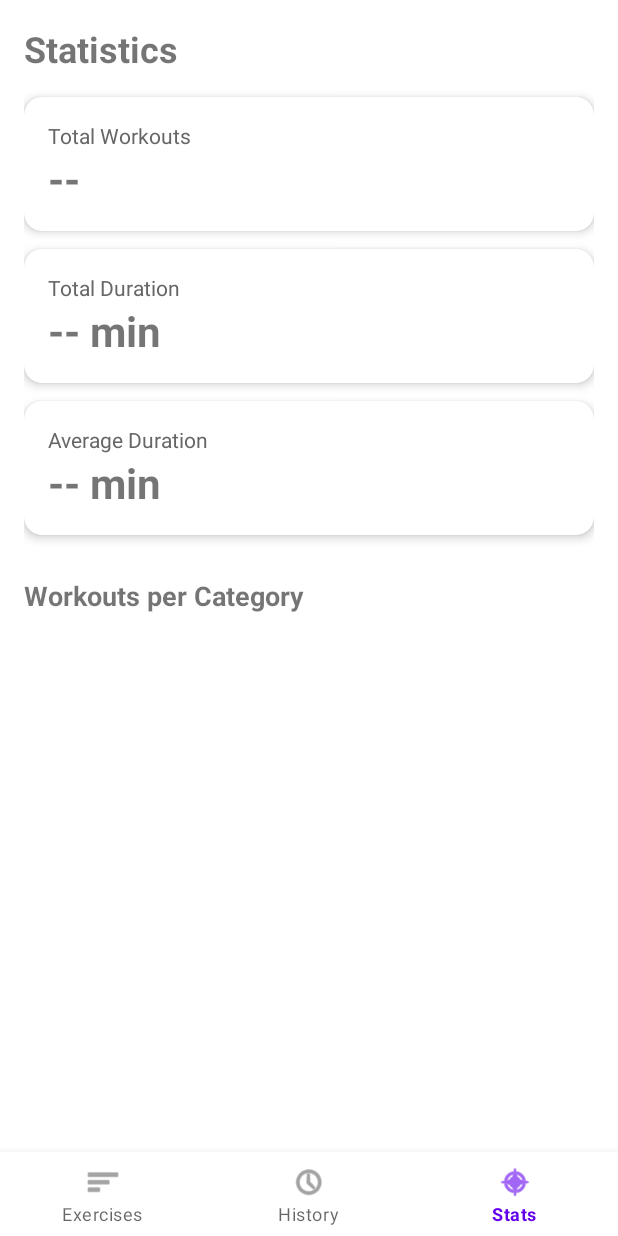
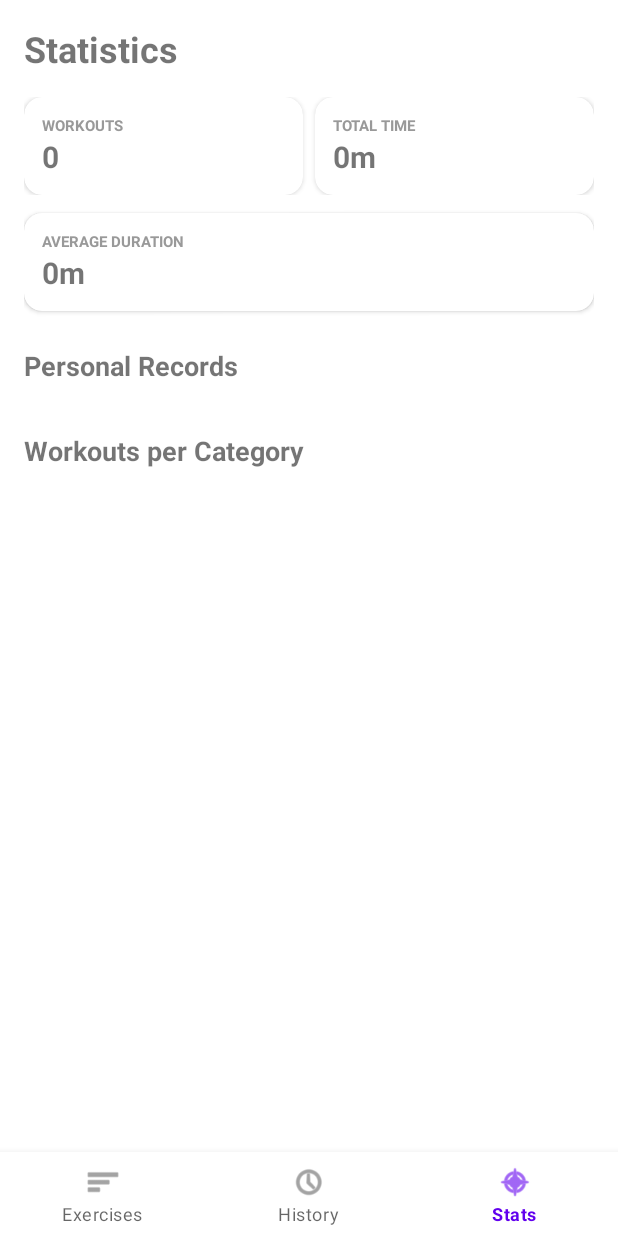
Before and after one commit to VaishuReddy07/2025f-challenge-week, an Android app: the screen it shows after launch (MainActivity), item 3 of the bottom bar chosen, on a phone screen of 412 x 824 dp. Run offline under Robolectric (Android 15) with nearby library versions, the light colour scheme and no system bars.

Commit message:
feat: add Personal Records section in stats screen (FTRC-S039)

```diff
--- a/android/app/src/main/res/layout/fragment_stats.xml
+++ b/android/app/src/main/res/layout/fragment_stats.xml
@@ -2,13 +2,13 @@
 <ScrollView xmlns:android="http://schemas.android.com/apk/res/android"
     xmlns:app="http://schemas.android.com/apk/res-auto"
     android:layout_width="match_parent"
-    android:layout_height="match_parent"
-    android:padding="16dp">
+    android:layout_height="match_parent">
 
     <LinearLayout
         android:layout_width="match_parent"
         android:layout_height="wrap_content"
-        android:orientation="vertical">
+        android:orientation="vertical"
+        android:padding="16dp">
 
         <TextView
             android:layout_width="wrap_content"
@@ -18,94 +18,122 @@
             android:textStyle="bold"
             android:layout_marginBottom="16dp" />
 
-        <androidx.cardview.widget.CardView
+        <!-- Existing metrics -->
+        <LinearLayout
             android:layout_width="match_parent"
             android:layout_height="wrap_content"
-            android:layout_marginBottom="12dp"
+            android:orientation="horizontal"
+            android:layout_marginBottom="12dp">
+
+            <androidx.cardview.widget.CardView
+                android:layout_width="0dp"
+                android:layout_height="wrap_content"
+                android:layout_weight="1"
+                android:layout_marginEnd="8dp"
                 app:cardCornerRadius="12dp"
-            app:cardElevation="4dp">
+                app:cardElevation="2dp">
                 <LinearLayout
                     android:layout_width="match_parent"
                     android:layout_height="wrap_content"
                     android:orientation="vertical"
-                android:padding="16dp">
+                    android:padding="12dp">
                     <TextView
                         android:layout_width="wrap_content"
                         android:layout_height="wrap_content"
-                    android:text="Total Workouts"
-                    android:textColor="#666666"
-                    android:textSize="14sp" />
+                        android:text="WORKOUTS"
+                        android:textSize="10sp"
+                        android:textStyle="bold"
+                        android:textColor="#999999" />
                     <TextView
                         android:id="@+id/tvTotalWorkouts"
                         android:layout_width="wrap_content"
                         android:layout_height="wrap_content"
-                    android:text="--"
-                    android:textSize="28sp"
+                        android:text="0"
+                        android:textSize="20sp"
                         android:textStyle="bold" />
                 </LinearLayout>
             </androidx.cardview.widget.CardView>
 
             <androidx.cardview.widget.CardView
-            android:layout_width="match_parent"
+                android:layout_width="0dp"
                 android:layout_height="wrap_content"
-            android:layout_marginBottom="12dp"
+                android:layout_weight="1"
                 app:cardCornerRadius="12dp"
-            app:cardElevation="4dp">
+                app:cardElevation="2dp">
                 <LinearLayout
                     android:layout_width="match_parent"
                     android:layout_height="wrap_content"
                     android:orientation="vertical"
-                android:padding="16dp">
+                    android:padding="12dp">
                     <TextView
                         android:layout_width="wrap_content"
                         android:layout_height="wrap_content"
-                    android:text="Total Duration"
-                    android:textColor="#666666"
-                    android:textSize="14sp" />
+                        android:text="TOTAL TIME"
+                        android:textSize="10sp"
+                        android:textStyle="bold"
+                        android:textColor="#999999" />
                     <TextView
                         android:id="@+id/tvTotalDuration"
                         android:layout_width="wrap_content"
                         android:layout_height="wrap_content"
-                    android:text="-- min"
-                    android:textSize="28sp"
+                        android:text="0m"
+                        android:textSize="20sp"
+                        android:textStyle="bold" />
+                </LinearLayout>
+            </androidx.cardview.widget.CardView>
+        </LinearLayout>
+
+        <androidx.cardview.widget.CardView
+            android:layout_width="match_parent"
+            android:layout_height="wrap_content"
+            android:layout_marginBottom="24dp"
+            app:cardCornerRadius="12dp"
+            app:cardElevation="2dp">
+            <LinearLayout
+                android:layout_width="match_parent"
+                android:layout_height="wrap_content"
+                android:orientation="vertical"
+                android:padding="12dp">
+                <TextView
+                    android:layout_width="wrap_content"
+                    android:layout_height="wrap_content"
+                    android:text="AVERAGE DURATION"
+                    android:textSize="10sp"
+                    android:textStyle="bold"
+                    android:textColor="#999999" />
+                <TextView
+                    android:id="@+id/tvAvgDuration"
+                    android:layout_width="wrap_content"
+                    android:layout_height="wrap_content"
+                    android:text="0m"
+                    android:textSize="20sp"
                     android:textStyle="bold" />
             </LinearLayout>
         </androidx.cardview.widget.CardView>
 
-        <androidx.cardview.widget.CardView
-            android:layout_width="match_parent"
+        <!-- Personal Records Section -->
+        <TextView
+            android:layout_width="wrap_content"
             android:layout_height="wrap_content"
-            android:layout_marginBottom="12dp"
-            app:cardCornerRadius="12dp"
-            app:cardElevation="4dp">
+            android:text="Personal Records"
+            android:textSize="18sp"
+            android:textStyle="bold"
+            android:layout_marginBottom="8dp" />
+
         <LinearLayout
+            android:id="@+id/llPersonalRecords"
             android:layout_width="match_parent"
             android:layout_height="wrap_content"
             android:orientation="vertical"
-                android:padding="16dp">
-                <TextView
-                    android:layout_width="wrap_content"
-                    android:layout_height="wrap_content"
-                    android:text="Average Duration"
-                    android:textColor="#666666"
-                    android:textSize="14sp" />
-                <TextView
-                    android:id="@+id/tvAvgDuration"
-                    android:layout_width="wrap_content"
-                    android:layout_height="wrap_content"
-                    android:text="-- min"
-                    android:textSize="28sp"
-                    android:textStyle="bold" />
-            </LinearLayout>
-        </androidx.cardview.widget.CardView>
+            android:layout_marginBottom="24dp" />
 
+        <!-- Category Stats Section -->
         <TextView
             android:layout_width="wrap_content"
             android:layout_height="wrap_content"
             android:text="Workouts per Category"
             android:textSize="18sp"
             android:textStyle="bold"
-            android:layout_marginTop="16dp"
             android:layout_marginBottom="8dp" />
 
         <LinearLayout
```
Also changed, not shown: android/app/src/main/java/com/epita/fitnesstracker/StatsFragment.java (+41 -10 lines). Lines whose indentation alone changed are shown as unchanged.
